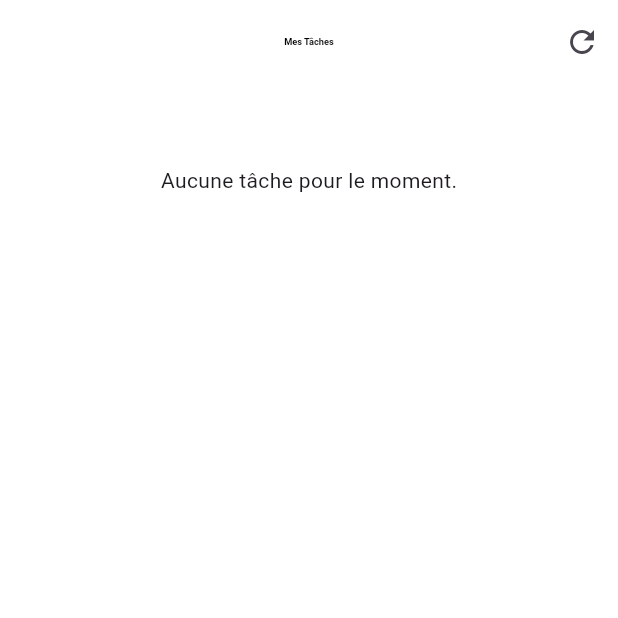
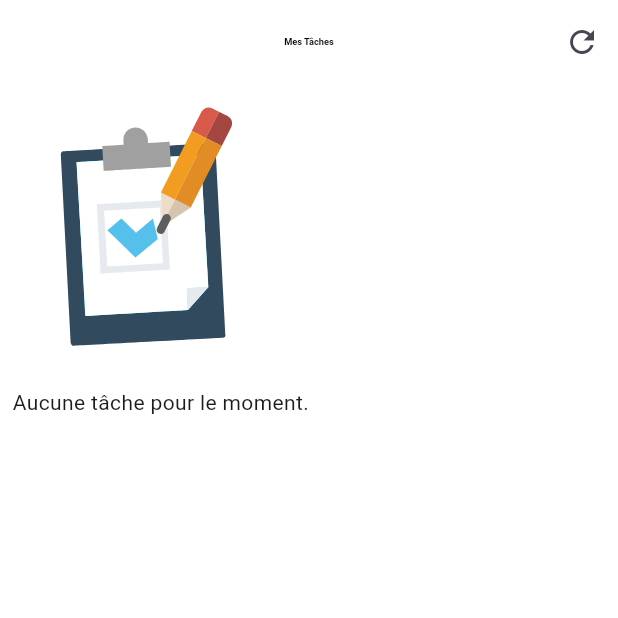
Before and after one commit to pakpuk/Sefiane_Ghaith_technical_test, a Flutter app: the HomeScreen screen opened directly, on a phone screen of 412 x 824 dp, the top half of it. Run offline on Flutter 3.47's test engine with Material 3 defaults, Android fonts, the phone set to English and light mode, and no system bars; drawn by our look-alikes of lottie; our stand-ins replace animate_do, flutter_screenutil, geolocator, google_maps_flutter.

Commit message:
almost finish the  app

```diff
--- a/lib/core/constants/text_manager.dart
+++ b/lib/core/constants/text_manager.dart
@@ -1,4 +1,8 @@
 class TextManager {
+  // kichrol Constants
+
+  static String lottieUrl = 'assets/lottie/lottie.json';
+
   //  AUTH
   static const String welcomeBack = 'Bienvenue !';
   static const String emailHint = 'Adresse e-mail';
--- a/lib/presentation/screens/home_screen.dart
+++ b/lib/presentation/screens/home_screen.dart
@@ -1,3 +1,4 @@
+import 'package:animate_do/animate_do.dart';
 import 'package:flutter/material.dart';
 import 'package:flutter_screenutil/flutter_screenutil.dart';
 import 'package:ghaith_test/core/constants/app_colors.dart';
@@ -6,6 +7,7 @@ import 'package:ghaith_test/core/constants/text_styles.dart';
 import 'package:ghaith_test/presentation/screens/task_detail_screen.dart';
 import 'package:ghaith_test/presentation/widgets/task_widget.dart';
 import 'package:ghaith_test/providers/task_provider.dart';
+import 'package:lottie/lottie.dart';
 import 'package:provider/provider.dart';
 
 class HomeScreen extends StatelessWidget {
@@ -37,15 +39,19 @@ class HomeScreen extends StatelessWidget {
           child: Padding(
               padding: EdgeInsets.symmetric(horizontal: 25.w, vertical: 10.h),
               child: taskProvider.taskList.isEmpty
-                  ? Center(
-                      child: Column(
-                        children: [
-                          SizedBox(
-                            height: 200.h,
+                  ? Column(
+                      children: [
+                        FadeInUp(
+                          child: SizedBox(
+                            height: 200,
+                            width: 200,
+                            child: LottieBuilder.asset(
+                              TextManager.lottieUrl,
+                            ),
                           ),
-                          const Text(TextManager.noTasks),
-                        ],
-                      ),
+                        ),
+                        const Text(TextManager.noTasks),
+                      ],
                     )
                   : ListView.builder(
                       physics: const BouncingScrollPhysics(),
```
